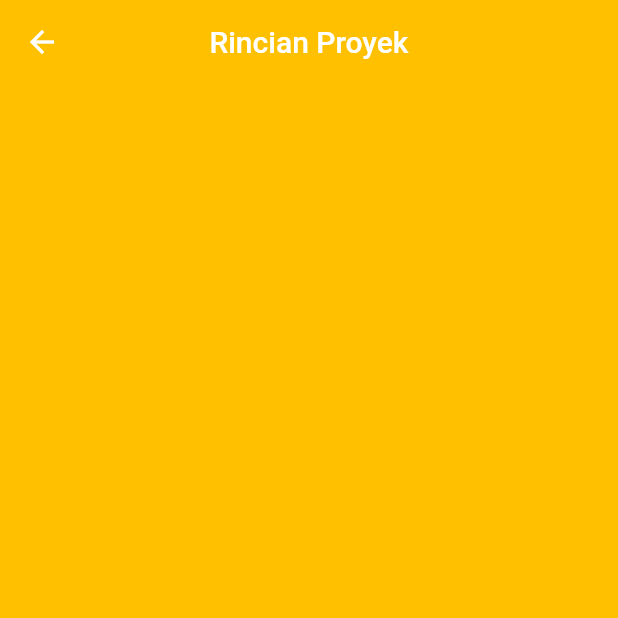
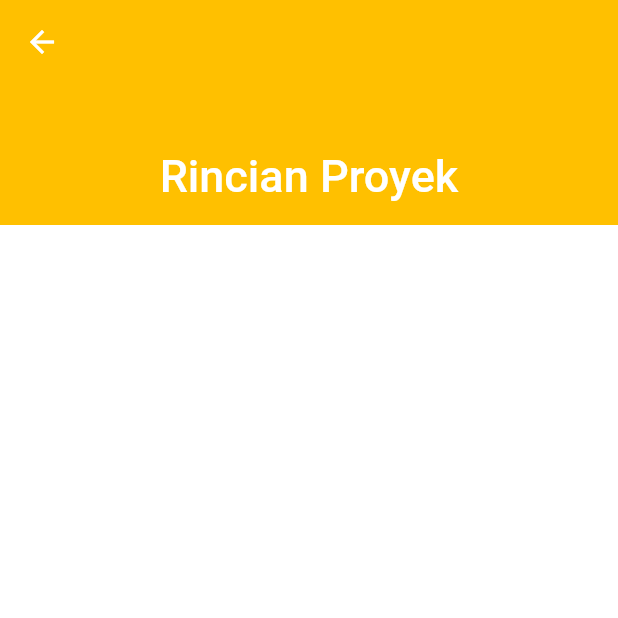
Before and after one commit to qisashasanudin/bangunin_id, a Flutter app: the screen it shows once a user with an empty profile is signed in, after a tap on an icon or button, on a phone screen of 412 x 824 dp, the top half of it. Run offline on Flutter 3.47's test engine with Material 2 defaults, Android fonts, the phone set to English and light mode, and no system bars; our stand-ins replace cloud_firestore, firebase_auth, flutter_spinkit; accounts and stored records are empty.

Commit message:
minor fixes

```diff
--- a/lib/screens/authentication/register.dart
+++ b/lib/screens/authentication/register.dart
@@ -32,7 +32,8 @@ class _RegisterState extends State<Register> {
       return LoadingScreen();
     } else {
       return AnnotatedRegion<SystemUiOverlayStyle>(
-        value: transparentAppbarAndNavbar(),
+        value: transparentAppbarAndNavbar()
+            .copyWith(statusBarIconBrightness: Brightness.dark),
         child: Scaffold(
           extendBodyBehindAppBar: true,
           backgroundColor: AppColors().accent1,
--- a/lib/screens/authentication/sign_in.dart
+++ b/lib/screens/authentication/sign_in.dart
@@ -33,7 +33,8 @@ class _SignInState extends State<SignIn> {
       return LoadingScreen();
     } else {
       return AnnotatedRegion<SystemUiOverlayStyle>(
-        value: transparentAppbarAndNavbar(),
+        value: transparentAppbarAndNavbar()
+            .copyWith(statusBarIconBrightness: Brightness.dark),
         child: Scaffold(
           extendBodyBehindAppBar: true,
           backgroundColor: AppColors().accent1,
--- a/lib/screens/mainmenu/mainmenu_nav.dart
+++ b/lib/screens/mainmenu/mainmenu_nav.dart
@@ -3,6 +3,7 @@ import 'package:bangunin_id/screens/mainmenu/tab_home.dart';
 import 'package:bangunin_id/screens/mainmenu/tab_settings.dart';
 import 'package:bangunin_id/shared/decorations.dart';
 import 'package:flutter/material.dart';
+import 'package:flutter/services.dart';
 
 class MainMenuNav extends StatefulWidget {
   @override
@@ -25,7 +26,10 @@ class _MainMenuNavState extends State<MainMenuNav> {
 
   @override
   Widget build(BuildContext context) {
-    return Scaffold(
+    return AnnotatedRegion<SystemUiOverlayStyle>(
+      value: transparentAppbarAndNavbar()
+          .copyWith(statusBarIconBrightness: Brightness.light),
+      child: Scaffold(
         backgroundColor: AppColors().primary,
         body: _widgetOptions.elementAt(_selectedIndex),
         bottomNavigationBar: BottomNavigationBar(
@@ -47,6 +51,7 @@ class _MainMenuNavState extends State<MainMenuNav> {
             ),
           ],
         ),
+      ),
     );
   }
 }
--- a/lib/screens/mainmenu/projects/project_details.dart
+++ b/lib/screens/mainmenu/projects/project_details.dart
@@ -1,20 +1,26 @@
-import 'package:bangunin_id/shared/decorations.dart';
+import 'package:bangunin_id/shared/decorations.dart'; // sumber AppColors()
 import 'package:flutter/material.dart';
+import 'package:flutter/services.dart';
 
 class ProjectDetails extends StatelessWidget {
-
   @override
   Widget build(BuildContext context) {
-    return Scaffold(
-      backgroundColor: AppColors().primary,
-      appBar: AppBar(
-        title: Text('Rincian Proyek'),
-        backgroundColor: Colors.transparent,
-        centerTitle: true,
-        elevation: 0.0,
-        actions: <Widget>[
-
-        ],
+    return AnnotatedRegion<SystemUiOverlayStyle>(
+      value: transparentAppbarAndNavbar()
+          .copyWith(statusBarIconBrightness: Brightness.light),
+      child: Scaffold(
+        backgroundColor: AppColors().accent1,
+        body: CustomScrollView(
+          slivers: [
+            SliverAppBar(
+              expandedHeight: 150,
+              flexibleSpace: FlexibleSpaceBar(
+                centerTitle: true,
+                title: Text('Rincian Proyek'),
+              ),
+            ),
+          ],
+        ),
       ),
     );
   }
--- a/lib/screens/mainmenu/tab_home.dart
+++ b/lib/screens/mainmenu/tab_home.dart
@@ -1,19 +1,23 @@
 import 'package:bangunin_id/shared/decorations.dart'; // sumber AppColors()
 import 'package:flutter/material.dart';
+import 'package:flutter/services.dart';
 
 class Home extends StatelessWidget {
   @override
   Widget build(BuildContext context) {
-    return Scaffold(
+    return AnnotatedRegion<SystemUiOverlayStyle>(
+      value: transparentAppbarAndNavbar()
+          .copyWith(statusBarIconBrightness: Brightness.light),
+          child: Scaffold(
         backgroundColor: AppColors().accent1,
         body: CustomScrollView(
           slivers: [
             SliverPersistentHeader(
-            delegate: HomeAppBar(expandedHeight: 250),
+              delegate: HomeAppBar(expandedHeight: 200),
               pinned: true,
             ),
             SliverToBoxAdapter(
-            child: SizedBox(height: 40.0),
+              child: SizedBox(height: 50.0),
             ),
             SliverToBoxAdapter(
               child: userInfo(),
@@ -28,6 +32,7 @@ class Home extends StatelessWidget {
         ),
         floatingActionButton: createProjectButton(context),
         floatingActionButtonLocation: FloatingActionButtonLocation.centerFloat,
+      ),
     );
   }
 
@@ -105,7 +110,7 @@ class HomeAppBar extends SliverPersistentHeaderDelegate {
       children: [
         bgroundColor(context),
         coverPicture(shrinkOffset),
-        coverPictureGradient(context),
+        coverPictureGradient(context, shrinkOffset),
         pageTitle(shrinkOffset),
         profilePicture(shrinkOffset),
       ],
@@ -132,8 +137,10 @@ class HomeAppBar extends SliverPersistentHeaderDelegate {
     );
   }
 
-  Container coverPictureGradient(BuildContext context) {
-    return Container(
+  Opacity coverPictureGradient(BuildContext context, double shrinkOffset) {
+    return Opacity(
+      opacity: (1 - shrinkOffset / expandedHeight),
+          child: Container(
         width: double.infinity,
         decoration: BoxDecoration(
           gradient: LinearGradient(
@@ -146,12 +153,12 @@ class HomeAppBar extends SliverPersistentHeaderDelegate {
             stops: [0.0, 0.5],
           ),
         ),
+      ),
     );
   }
 
-  Positioned pageTitle(double shrinkOffset) {
-    return Positioned(
-      top: 30.0,
+  Center pageTitle(double shrinkOffset) {
+    return Center(
       child: Opacity(
         opacity: shrinkOffset / expandedHeight,
         child: Text(
--- a/lib/screens/transitions/splashscreen.dart
+++ b/lib/screens/transitions/splashscreen.dart
@@ -1,6 +1,7 @@
 import 'package:flutter/material.dart';
 import 'dart:async';
 import 'package:bangunin_id/shared/decorations.dart';
+import 'package:flutter/services.dart';
 import '../../shared/decorations.dart';
 
 class SplashScreen extends StatefulWidget {
@@ -22,7 +23,10 @@ class _SplashScreen extends State<SplashScreen> {
 
   @override
   Widget build(BuildContext context) {
-    return Scaffold(
+    return AnnotatedRegion<SystemUiOverlayStyle>(
+      value: transparentAppbarAndNavbar()
+          .copyWith(statusBarIconBrightness: Brightness.dark),
+      child: Scaffold(
         backgroundColor: AppColors().primary,
         body: Center(
           child: Column(
@@ -31,6 +35,7 @@ class _SplashScreen extends State<SplashScreen> {
             children: <Widget>[
               splashScreenLogo(),
             ],
+          ),
         ),
       ),
     );
--- a/lib/shared/decorations.dart
+++ b/lib/shared/decorations.dart
@@ -12,7 +12,6 @@ class AppColors {
 SystemUiOverlayStyle transparentAppbarAndNavbar() {
   return SystemUiOverlayStyle(
     statusBarColor: Colors.transparent,
-    statusBarIconBrightness: Brightness.dark,
     systemNavigationBarColor: Colors.transparent,
     systemNavigationBarIconBrightness: Brightness.dark,
   );
```
Also changed, not shown: lib/screens/mainmenu/projects/new_project.dart (+18 -12 lines), lib/screens/mainmenu/tab_account.dart (+19 -13 lines), lib/screens/mainmenu/tab_home copy.dart (deleted, +0 -150 lines), lib/screens/mainmenu/tab_settings.dart (+19 -16 lines). Lines whose indentation alone changed are shown as unchanged.
